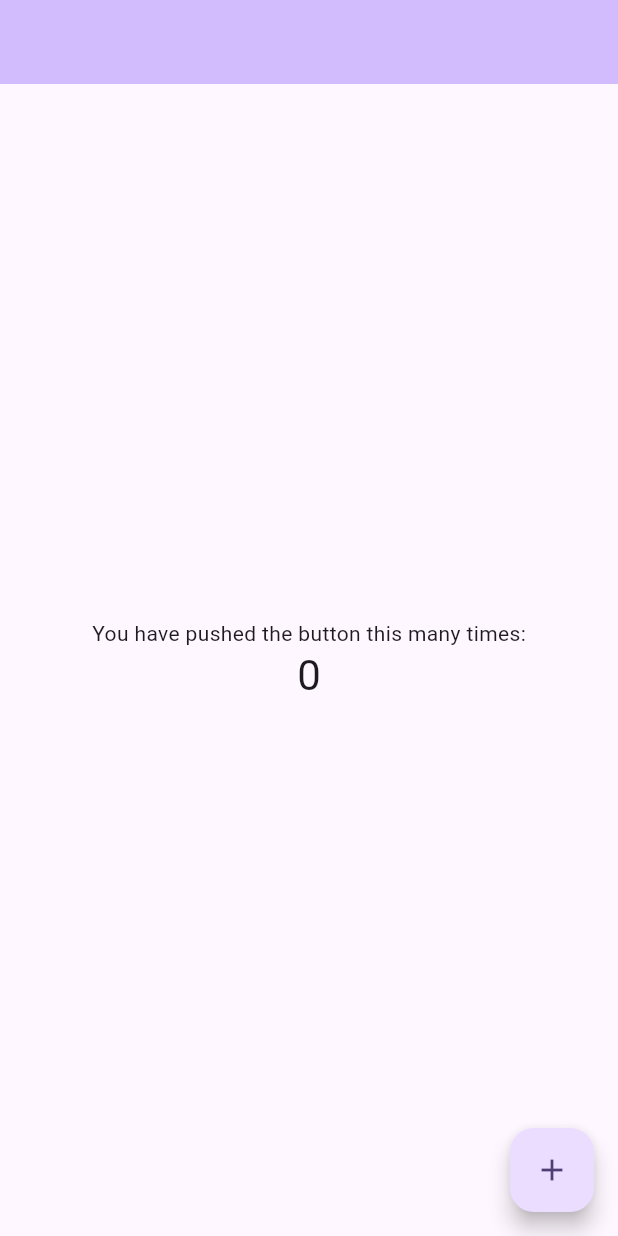
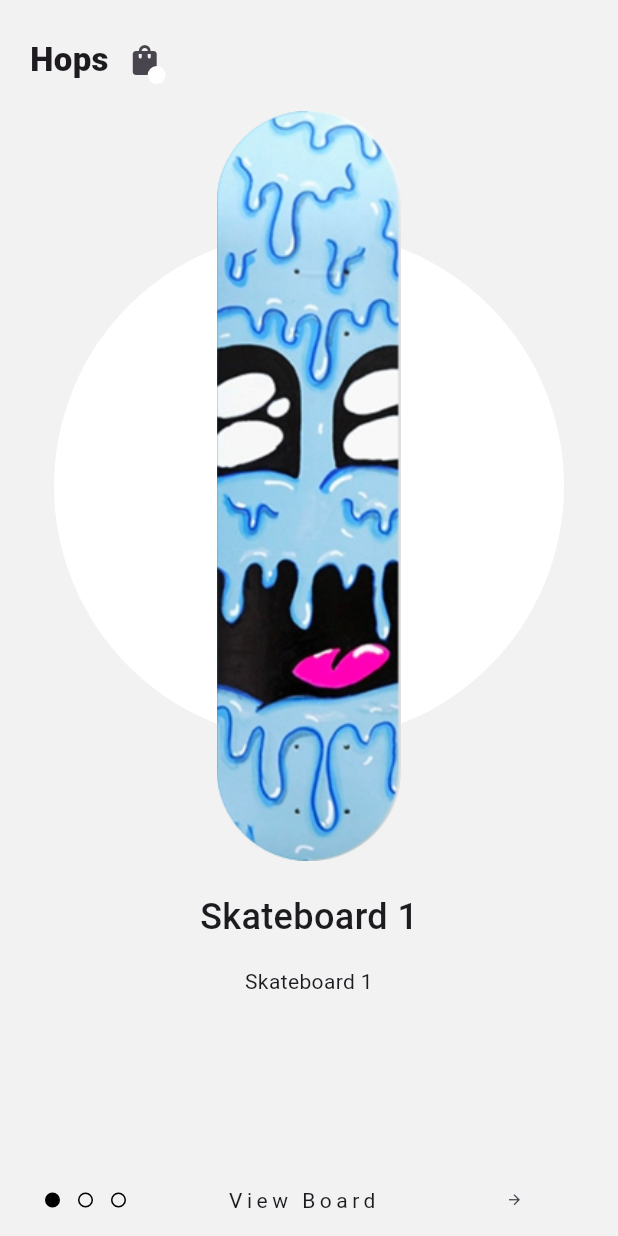
Before and after one commit to angelwayar/skateboard_app, a Flutter app: the screen it shows after launch, on a phone screen of 412 x 824 dp. Run offline on Flutter 3.47's test engine with Material 3 defaults, Android fonts, the light colour scheme and no system bars; Roboto replaces fonts that are missing (Graphik).

Commit message:
Second commit

```diff
--- a/lib/app.dart
+++ b/lib/app.dart
@@ -1,6 +1,8 @@
 import 'package:flutter/material.dart';
+import 'package:provider/provider.dart';
 
 import 'pages/home.page.dart';
+import 'provider/providers.dart';
 
 class MyApp extends StatelessWidget {
   const MyApp({super.key});
@@ -8,12 +10,10 @@ class MyApp extends StatelessWidget {
   @override
   Widget build(BuildContext context) {
     return MaterialApp(
-      title: 'Flutter Demo',
-      theme: ThemeData(
-        colorScheme: ColorScheme.fromSeed(seedColor: Colors.deepPurple),
-        useMaterial3: true,
+      home: ChangeNotifierProvider(
+        create: (context) => IndexNotifier(),
+        child: const MyHomePage(),
       ),
-      home: const MyHomePage(),
     );
   }
 }
--- a/lib/pages/home.page.dart
+++ b/lib/pages/home.page.dart
@@ -1,4 +1,7 @@
 import 'package:flutter/material.dart';
+import 'package:provider/provider.dart';
+import '../provider/providers.dart';
+import '../widgets/widgets.dart';
 
 class MyHomePage extends StatefulWidget {
   const MyHomePage({super.key});
@@ -8,39 +11,109 @@ class MyHomePage extends StatefulWidget {
 }
 
 class _MyHomePageState extends State<MyHomePage> {
-  int _counter = 0;
+  late final PageController pageController;
 
-  void _incrementCounter() {
-    setState(() {
-      _counter++;
-    });
+  @override
+  void initState() {
+    pageController = PageController();
+
+    super.initState();
   }
 
   @override
   Widget build(BuildContext context) {
-    return Scaffold(
-      appBar: AppBar(
-        backgroundColor: Theme.of(context).colorScheme.inversePrimary,
-      ),
-      body: Center(
-        child: Column(
-          mainAxisAlignment: MainAxisAlignment.center,
-          children: <Widget>[
-            const Text(
-              'You have pushed the button this many times:',
+    return ChangeNotifierProvider(
+      create: (context) => OffsetNotifier(pageController),
+      child: Scaffold(
+        backgroundColor: const Color(0xFFF2F2F2),
+        body: Column(
+          children: [
+            Padding(
+              padding: const EdgeInsets.fromLTRB(20, 16, 20, 10),
+              child: Row(
+                children: [
+                  const Text(
+                    'Hops',
+                    style: TextStyle(
+                      fontSize: 22.0,
+                      fontFamily: 'Graphik',
+                      fontWeight: FontWeight.w800,
+                    ),
+                  ),
+                  Stack(
+                    children: [
+                      IconButton(
+                        onPressed: () {},
+                        icon: const Icon(Icons.shopping_bag),
+                      ),
+                      Positioned(
+                        right: 10.0,
+                        bottom: 8.0,
+                        child: Container(
+                          height: 12.0,
+                          width: 12.0,
+                          decoration: const BoxDecoration(
+                            color: Colors.white,
+                            shape: BoxShape.circle,
+                          ),
+                        ),
+                      ),
+                    ],
+                  ),
+                ],
+              ),
             ),
-            Text(
-              '$_counter',
-              style: Theme.of(context).textTheme.headlineMedium,
+            Expanded(
+              child: PageView(
+                controller: pageController,
+                onPageChanged: (int index) {
+                  context.read<IndexNotifier>().index = index;
+                },
+                children: const [
+                  Skateboard1Widget(
+                    image: 'assets/board1.png',
+                    title: 'Skateboard 1',
+                    description: 'Skateboard 1',
+                  ),
+                  Skateboard2Widget(
+                    image: 'assets/board2.png',
+                    title: 'Skateboard 2',
+                    description: 'Skateboard 2',
+                  ),
+                  Skateboard3Widget(
+                    image: 'assets/board3.png',
+                    title: 'Skateboard 3',
+                    description: 'Skateboard 3',
+                  ),
+                ],
+              ),
+            ),
+            Row(
+              mainAxisAlignment: MainAxisAlignment.spaceBetween,
+              children: [
+                const PageIndicator(quantity: 3),
+                const Text(
+                  'View Board',
+                  style: TextStyle(
+                    fontWeight: FontWeight.w400,
+                    letterSpacing: 3,
+                  ),
+                ),
+                Padding(
+                  padding: const EdgeInsets.only(right: 45.0),
+                  child: IconButton(
+                    onPressed: () {},
+                    icon: const Icon(
+                      Icons.arrow_forward,
+                      size: 11.0,
+                    ),
+                  ),
+                ),
+              ],
             ),
           ],
         ),
       ),
-      floatingActionButton: FloatingActionButton(
-        onPressed: _incrementCounter,
-        tooltip: 'Increment',
-        child: const Icon(Icons.add),
-      ),
     );
   }
 }
--- /dev/null
+++ b/lib/provider/index_notifier.provider.dart
@@ -0,0 +1,12 @@
+import 'package:flutter/material.dart';
+
+class IndexNotifier with ChangeNotifier {
+  int _index = 0;
+
+  int get index => _index;
+
+  set index(int newIndex) {
+    _index = newIndex;
+    notifyListeners();
+  }
+}
--- /dev/null
+++ b/lib/provider/offset_notifier.provider.dart
@@ -0,0 +1,14 @@
+import 'package:flutter/material.dart';
+
+class OffsetNotifier with ChangeNotifier {
+  double _page = 0;
+
+  double get page => _page;
+
+  OffsetNotifier(PageController pageController) {
+    pageController.addListener(() {
+      _page = pageController.page!;
+      notifyListeners();
+    });
+  }
+}
--- /dev/null
+++ b/lib/provider/providers.dart
@@ -0,0 +1,2 @@
+export './index_notifier.provider.dart';
+export './offset_notifier.provider.dart';
--- /dev/null
+++ b/lib/widgets/page_indicator.widget.dart
@@ -0,0 +1,64 @@
+import 'package:flutter/material.dart';
+import 'package:provider/provider.dart';
+
+import '../provider/providers.dart';
+
+class _Indicator extends StatelessWidget {
+  const _Indicator({super.key, required this.isActive});
+
+  final bool isActive;
+
+  @override
+  Widget build(BuildContext context) {
+    return Container(
+      height: 10.0,
+      width: 10.0,
+      margin: const EdgeInsets.only(left: 12.0),
+      decoration: BoxDecoration(
+        color: isActive ? Colors.black : Colors.transparent,
+        shape: BoxShape.circle,
+        border: Border.all(color: Colors.black, width: 1),
+      ),
+    );
+  }
+}
+
+class PageIndicator extends StatefulWidget {
+  const PageIndicator({super.key, required this.quantity});
+
+  final int quantity;
+
+  @override
+  State<PageIndicator> createState() => _PageIndicatorState();
+}
+
+class _PageIndicatorState extends State<PageIndicator> {
+  @override
+  void didUpdateWidget(covariant PageIndicator oldWidget) {
+    super.didUpdateWidget(oldWidget);
+  }
+
+  @override
+  Widget build(BuildContext context) {
+    final currentIndex = context.read<IndexNotifier>().index;
+
+    List<Widget> buildIndicator() {
+      List<Widget> indicators = [];
+
+      for (int i = 0; i < widget.quantity; i++) {
+        indicators.add(
+          _Indicator(isActive: i == currentIndex ? true : false),
+        );
+      }
+
+      return indicators;
+    }
+
+    return Padding(
+      padding: const EdgeInsets.only(left: 18.0),
+      child: Row(
+        children: buildIndicator(),
+      ),
+    );
+  }
+}
--- /dev/null
+++ b/lib/widgets/skateboard_1.widget.dart
@@ -0,0 +1,92 @@
+import 'dart:math' as math;
+import 'package:flutter/material.dart';
+import 'package:provider/provider.dart';
+
+import '../provider/providers.dart';
+
+class Skateboard1Widget extends StatelessWidget {
+  const Skateboard1Widget({
+    super.key,
+    required this.image,
+    required this.title,
+    required this.description,
+  });
+
+  final String image;
+  final String title;
+  final String description;
+
+  @override
+  Widget build(BuildContext context) {
+    return Column(
+      mainAxisAlignment: MainAxisAlignment.start,
+      crossAxisAlignment: CrossAxisAlignment.center,
+      children: [
+        SizedBox(
+          height: 500.0,
+          child: Stack(
+            alignment: Alignment.center,
+            children: [
+              Consumer<OffsetNotifier>(
+                builder: (context, notifier, child) {
+                  return Transform.scale(
+                    scale: math.max(0, 1 - notifier.page), // multiplier
+                    child: child,
+                  );
+                },
+                child: Container(
+                  height: 340.0,
+                  width: 340.0,
+                  decoration: const BoxDecoration(
+                    color: Colors.white,
+                    shape: BoxShape.circle,
+                  ),
+                ),
+              ),
+              Consumer<OffsetNotifier>(
+                builder: (context, notifier, child) {
+                  return Transform.rotate(
+                    angle: math.max(0, (math.pi / 3) * 4 * notifier.page),
+                    child: Opacity(
+                      opacity: math.max(0, math.max(0, 1 - notifier.page)),
+                      child: child,
+                    ),
+                  );
+                },
+                child: Image.asset(image),
+              ),
+            ],
+          ),
+        ),
+        const SizedBox(height: 20.0),
+        Consumer<OffsetNotifier>(
+          builder: (context, notifier, child) {
+            return Opacity(
+              opacity: math.max(0, 1 - 4 * notifier.page),
+              child: child,
+            );
+          },
+          child: Column(
+            children: [
+              Text(
+                title,
+                style: const TextStyle(
+                  fontSize: 24.0,
+                  fontWeight: FontWeight.w500,
+                ),
+              ),
+              const SizedBox(height: 16.0),
+              Padding(
+                padding: const EdgeInsets.symmetric(horizontal: 28.0),
+                child: Text(
+                  description,
+                  textAlign: TextAlign.center,
+                ),
+              ),
+            ],
+          ),
+        ),
+      ],
+    );
+  }
+}
--- /dev/null
+++ b/lib/widgets/widgets.dart
@@ -0,0 +1,4 @@
+export './page_indicator.widget.dart';
+export './skateboard_2.widget.dart';
+export './skateboard_3.widget.dart';
+export 'skateboard_1.widget.dart';
--- a/pubspec.yaml
+++ b/pubspec.yaml
@@ -14,6 +14,9 @@ dependencies:
 
   cupertino_icons: ^1.0.2
 
+  provider: ^6.1.1
+
+
 dev_dependencies:
   flutter_test:
     sdk: flutter
```
Also changed, not shown: lib/widgets/skateboard_2.widget.dart (added, +110 -0 lines), lib/widgets/skateboard_3.widget.dart (added, +93 -0 lines), pubspec.lock.
